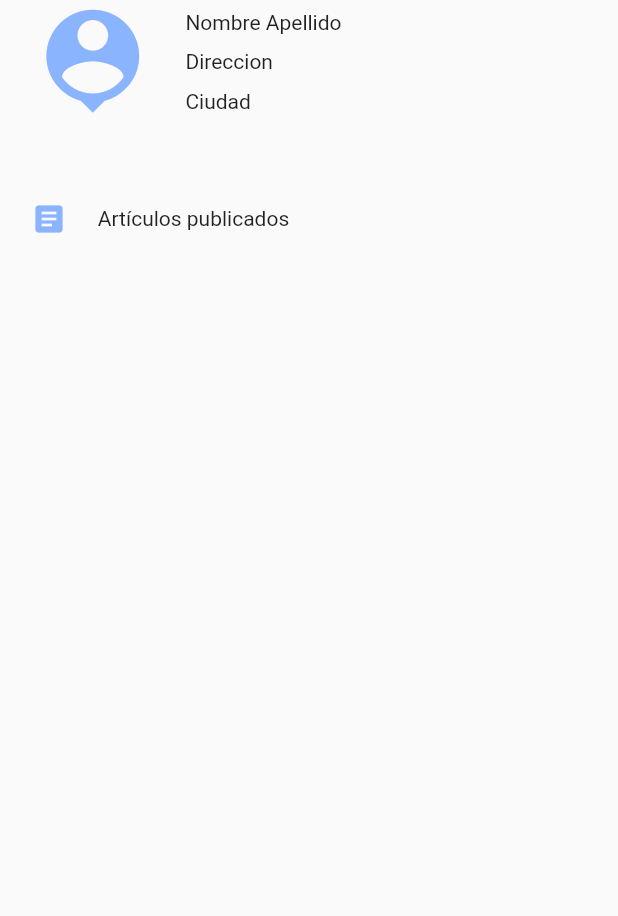
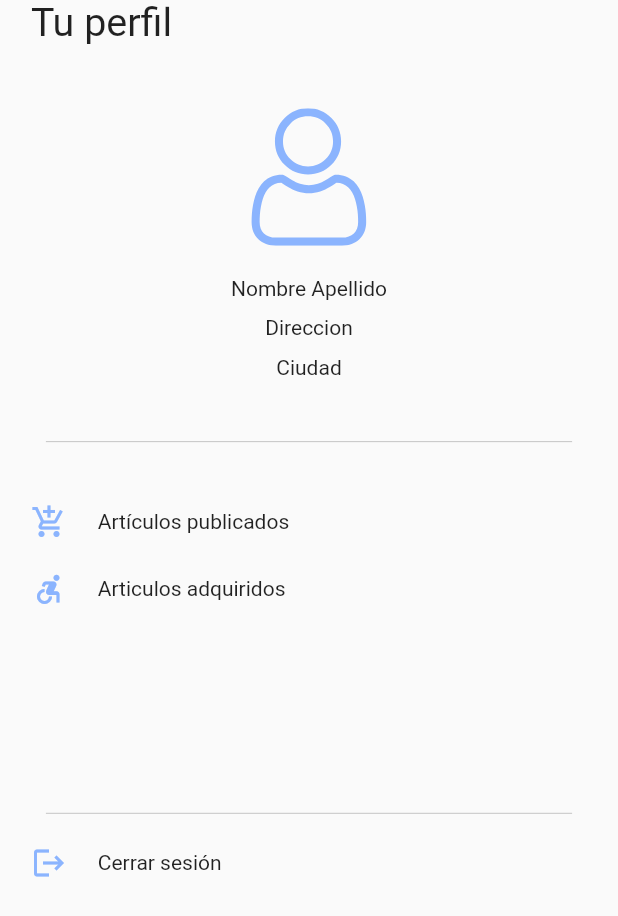
Before and after one commit to mdmt1998/Donapp, a Flutter app: the ProfilePage screen opened directly, on a phone screen of 412 x 824 dp. Shown: the top 916 px of the screen. Run offline on Flutter 3.47's test engine with Material 2 defaults, Android fonts, the phone set to English and light mode, and no system bars; our stand-ins replace flutter_svg, hidden_drawer_menu, transparent_image.

Commit message:
pantalla de perfil

```diff
--- a/lib/pages/profilePage.dart
+++ b/lib/pages/profilePage.dart
@@ -1,10 +1,85 @@
 import 'package:flutter/material.dart';
+import 'package:flutter_svg/svg.dart';
+
+import 'auth/loginPage.dart';
 
 class ProfilePage extends StatelessWidget {
   @override
   Widget build(BuildContext context) {
     final _screenSizeWidth = MediaQuery.of(context).size.width;
     final _fontScaling = MediaQuery.of(context).textScaleFactor;
+
+    Widget _titleText() => Container(
+          alignment: Alignment.centerLeft,
+          child: Text(
+            'Tu perfil',
+            style: TextStyle(fontSize: _fontScaling / 0.038),
+          ),
+        );
+
+    Widget _userInformation() => Center(
+          child:
+              Column(crossAxisAlignment: CrossAxisAlignment.center, children: [
+            SvgPicture.asset('assets/user.svg',
+                fit: BoxFit.cover,
+                color: Theme.of(context).accentColor,
+                height: _screenSizeWidth / 4.5),
+            SizedBox(height: _screenSizeWidth / 20),
+            Text('Nombre Apellido'),
+            SizedBox(height: _screenSizeWidth / 40),
+            Text('Direccion'),
+            SizedBox(height: _screenSizeWidth / 40),
+            Text('Ciudad')
+          ]),
+        );
+
+    Widget _userPublishedArticles() => GestureDetector(
+          child: Row(
+            children: [
+              Icon(
+                Icons.add_shopping_cart,
+                color: Theme.of(context).accentColor,
+              ),
+              SizedBox(width: _screenSizeWidth / 20),
+              Text('Artículos publicados')
+            ],
+          ),
+          onTap: () {
+            print('hola');
+          },
+        );
+
+    Widget _acquireArticles() => GestureDetector(
+          child: Row(
+            children: [
+              Icon(
+                Icons.accessible_forward,
+                color: Theme.of(context).accentColor,
+              ),
+              SizedBox(width: _screenSizeWidth / 20),
+              Text('Articulos adquiridos')
+            ],
+          ),
+          onTap: () {
+            print('hola');
+          },
+        );
+
+    Widget _logout() => GestureDetector(
+          child: Row(children: [
+            Icon(
+              Icons.logout,
+              color: Theme.of(context).accentColor,
+            ),
+            SizedBox(width: _screenSizeWidth / 20),
+            Text('Cerrar sesión')
+          ]),
+          onTap: () {
+            Navigator.of(context).pushAndRemoveUntil(
+                MaterialPageRoute(builder: (_) => LoginPage()),
+                (Route<dynamic> route) => false);
+          },
+        );
 
     /**
      *
@@ -16,46 +91,28 @@ class ProfilePage extends StatelessWidget {
         child: Scaffold(
             body: Padding(
           padding: EdgeInsets.symmetric(horizontal: _screenSizeWidth / 20),
-          child: Column(
-            crossAxisAlignment: CrossAxisAlignment.start,
-            children: [
-              Row(children: [
-                ClipOval(
-                  child: Icon(Icons.person_pin,
-                      size: _screenSizeWidth / 5,
-                      color: Theme.of(context).accentColor),
-                  // child: Image.network('https://via.placeholder.com/150',
-                  //     height: _screenSizeWidth / 5,
-                  //     width: _screenSizeWidth / 5,
-                  //     fit: BoxFit.cover),
-                ),
-                SizedBox(width: _screenSizeWidth / 20),
-                Column(crossAxisAlignment: CrossAxisAlignment.start, children: [
-                  Text('Nombre Apellido'),
-                  SizedBox(height: _screenSizeWidth / 40),
-                  Text('Direccion'),
-                  SizedBox(height: _screenSizeWidth / 40),
-                  Text('Ciudad')
-                ]),
-              ]),
-              SizedBox(height: _screenSizeWidth / 8),
-              GestureDetector(
-                child: Row(
-                  children: [
-                    Icon(
-                      Icons.article,
-                      color: Theme.of(context).accentColor,
-                    ),
-                    SizedBox(width: _screenSizeWidth / 20),
-                    Text('Artículos publicados')
-                  ],
-                ),
-                onTap: () {
-                  print('hola');
-                },
-              ),
-            ],
-          ),
+          child:
+              Column(crossAxisAlignment: CrossAxisAlignment.start, children: [
+            _titleText(),
+            SizedBox(height: _screenSizeWidth / 10),
+            _userInformation(),
+            SizedBox(height: _screenSizeWidth / 10),
+            Padding(
+                padding: const EdgeInsets.symmetric(horizontal: 10.0),
+                child: Container(
+                    height: _screenSizeWidth / 700.0, color: Colors.grey[400])),
+            SizedBox(height: _screenSizeWidth / 10),
+            _userPublishedArticles(),
+            SizedBox(height: _screenSizeWidth / 20),
+            _acquireArticles(),
+            SizedBox(height: _screenSizeWidth / 3),
+            Padding(
+                padding: const EdgeInsets.symmetric(horizontal: 10.0),
+                child: Container(
+                    height: _screenSizeWidth / 700.0, color: Colors.grey[400])),
+            SizedBox(height: _screenSizeWidth / 20),
+            _logout()
+          ]),
         )),
       ),
     );
--- a/pubspec.yaml
+++ b/pubspec.yaml
@@ -48,6 +48,7 @@ flutter:
   assets:
     - assets/contact.svg
     - assets/newProduct.svg
+    - assets/user.svg
 
 
 
```
Also changed, not shown: assets/user.svg (added), 1 other file.
